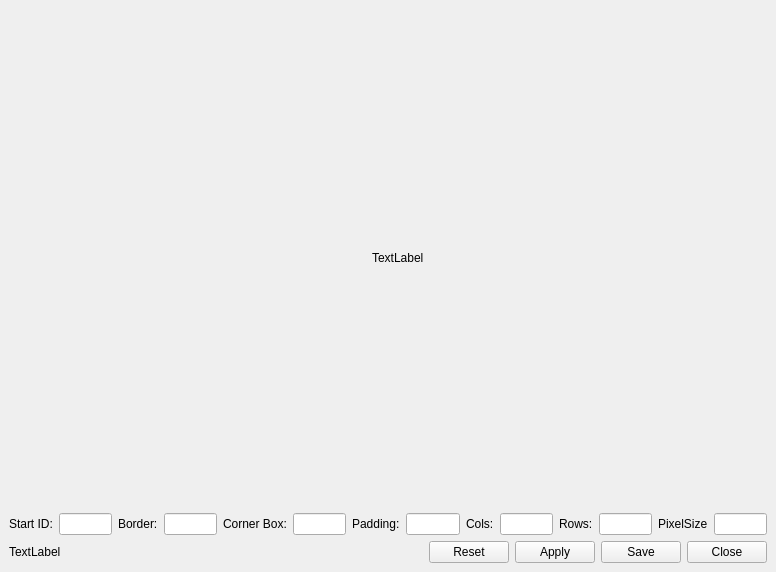
First picture: the form in mainwindow.ui, repository wangdongustc/AprilTagGenerator, before the edit.
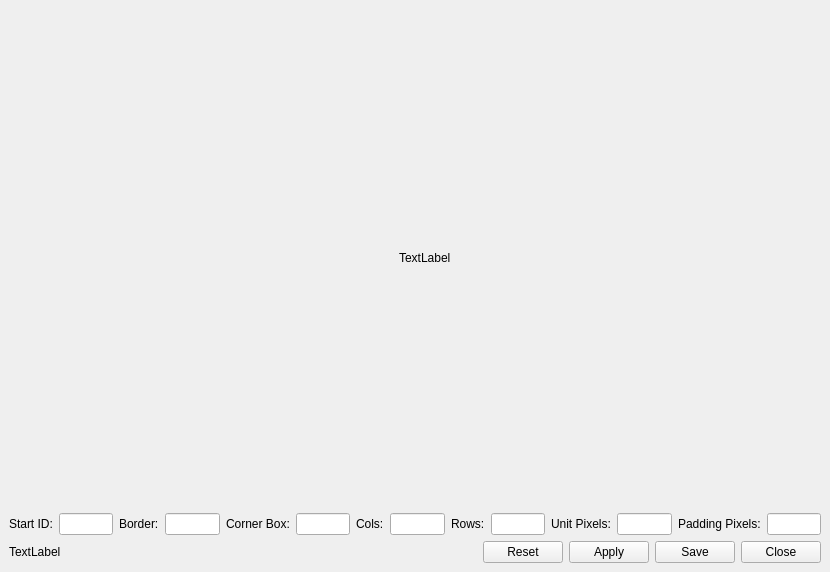
Second picture: the form after the edit.

Commit message: rename unit pixels and change padding to pixels

What changed in the file:
```diff
--- a/mainwindow.ui
+++ b/mainwindow.ui
@@ -6,7 +6,7 @@
    <rect>
     <x>0</x>
     <y>0</y>
-    <width>776</width>
+    <width>830</width>
     <height>572</height>
    </rect>
   </property>
@@ -101,16 +101,6 @@
       <item>
        <widget class="QLineEdit" name="lineEdit_CornerBox"/>
       </item>
-      <item>
-       <widget class="QLabel" name="label_Padding">
-        <property name="text">
-         <string>Padding:</string>
-        </property>
-       </widget>
-      </item>
-      <item>
-       <widget class="QLineEdit" name="lineEdit_Padding"/>
-      </item>
       <item>
        <widget class="QLabel" name="label_Cols">
         <property name="text">
@@ -134,12 +124,22 @@
       <item>
        <widget class="QLabel" name="label_PixelSize">
         <property name="text">
-         <string>PixelSize</string>
+         <string>Unit Pixels:</string>
         </property>
        </widget>
       </item>
       <item>
-       <widget class="QLineEdit" name="lineEdit_PixelSize"/>
+       <widget class="QLineEdit" name="lineEdit_UnitPixels"/>
+      </item>
+      <item>
+       <widget class="QLabel" name="label_Padding">
+        <property name="text">
+         <string>Padding Pixels:</string>
+        </property>
+       </widget>
+      </item>
+      <item>
+       <widget class="QLineEdit" name="lineEdit_Padding"/>
       </item>
      </layout>
     </item>
```
Left out of the diff: 2 changed lines with no effect on the pictures. The commit also changes 5 other files.
